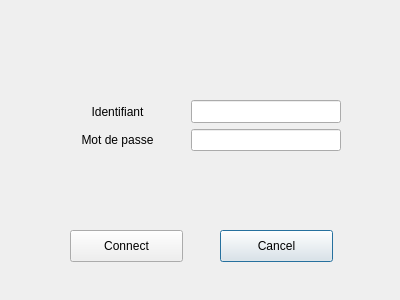
Qt form identification.ui (GouVsky/Projet_C-) before a commit.
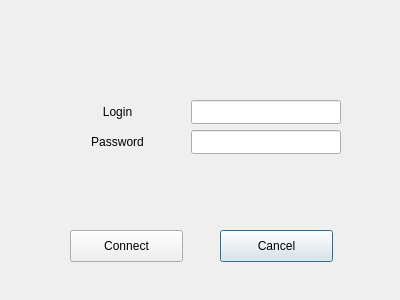
The same form after that commit.

Commit message: Translation of some text + disable the login/password layout if the type is not a computer scientist.

Patch:
```diff
--- a/identification.ui
+++ b/identification.ui
@@ -19,7 +19,7 @@
      <x>50</x>
      <y>100</y>
      <width>291</width>
-     <height>51</height>
+     <height>54</height>
     </rect>
    </property>
    <layout class="QGridLayout" name="gridLayout">
@@ -36,7 +36,7 @@
     <item row="0" column="0">
      <widget class="QLabel" name="login">
       <property name="text">
-       <string>Identifiant</string>
+       <string>Login</string>
       </property>
       <property name="alignment">
        <set>Qt::AlignCenter</set>
@@ -46,7 +46,7 @@
     <item row="1" column="0">
      <widget class="QLabel" name="password">
       <property name="text">
-       <string>Mot de passe</string>
+       <string>Password</string>
       </property>
       <property name="alignment">
        <set>Qt::AlignCenter</set>
```
The commit also changes 3 other files.
